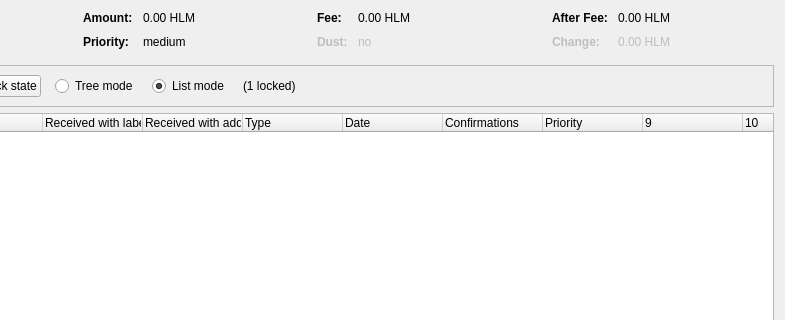
Above: src/qt/forms/coincontroldialog.ui from faetos/binkdogcoin before the change; both pictures show x 169 to 954 and y 0 to 320 of the 954 by 500 pixel window. Below: the same form after it.
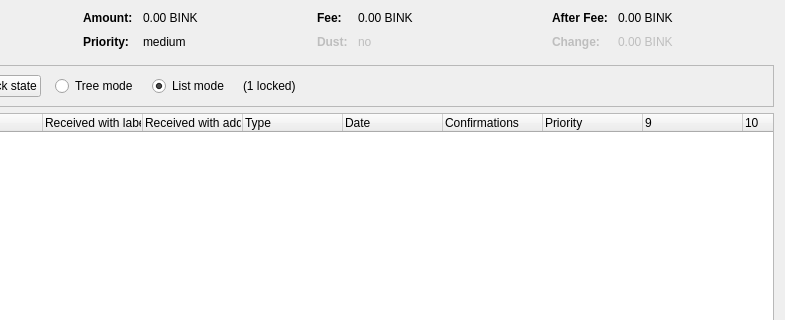
That is the form after the change. Custom widgets are drawn as their Qt base class.

```diff
--- a/src/qt/forms/coincontroldialog.ui
+++ b/src/qt/forms/coincontroldialog.ui
@@ -132,7 +132,7 @@
           <enum>Qt::ActionsContextMenu</enum>
          </property>
          <property name="text">
-          <string notr="true">0.00 HLM</string>
+          <string notr="true">0.00 BINK</string>
          </property>
          <property name="textInteractionFlags">
           <set>Qt::LinksAccessibleByMouse|Qt::TextSelectableByKeyboard|Qt::TextSelectableByMouse</set>
@@ -206,7 +206,7 @@
           <enum>Qt::ActionsContextMenu</enum>
          </property>
          <property name="text">
-          <string notr="true">0.00 HLM</string>
+          <string notr="true">0.00 BINK</string>
          </property>
          <property name="textInteractionFlags">
           <set>Qt::LinksAccessibleByMouse|Qt::TextSelectableByKeyboard|Qt::TextSelectableByMouse</set>
@@ -286,7 +286,7 @@
           <enum>Qt::ActionsContextMenu</enum>
          </property>
          <property name="text">
-          <string notr="true">0.00 HLM</string>
+          <string notr="true">0.00 BINK</string>
          </property>
          <property name="textInteractionFlags">
           <set>Qt::LinksAccessibleByMouse|Qt::TextSelectableByKeyboard|Qt::TextSelectableByMouse</set>
@@ -321,7 +321,7 @@
           <enum>Qt::ActionsContextMenu</enum>
          </property>
          <property name="text">
-          <string notr="true">0.00 HLM</string>
+          <string notr="true">0.00 BINK</string>
          </property>
          <property name="textInteractionFlags">
           <set>Qt::LinksAccessibleByMouse|Qt::TextSelectableByKeyboard|Qt::TextSelectableByMouse</set>
```
